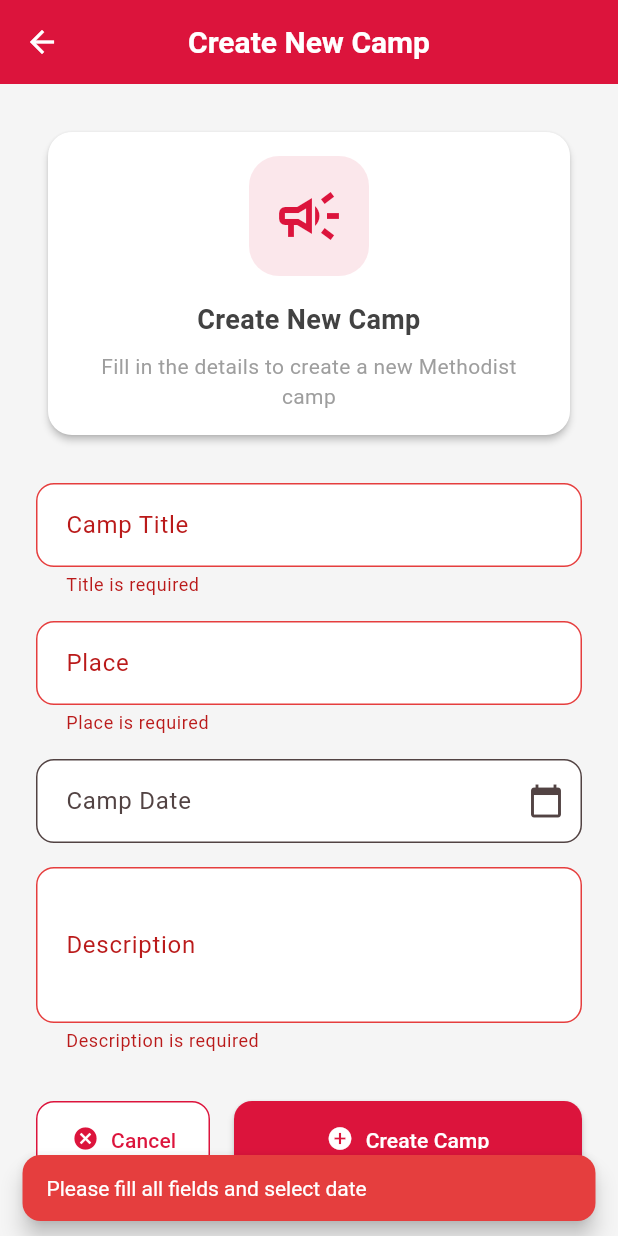
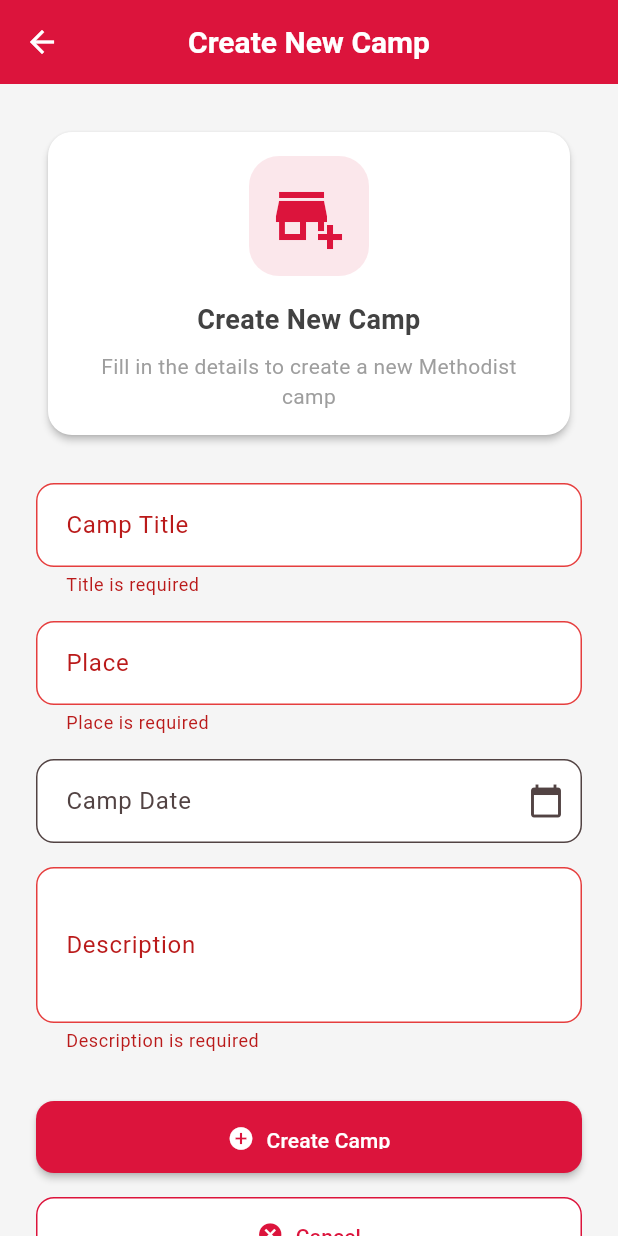
Before and after one commit to SwitU7Ronald/myf_connect, a Flutter app: the CampsCreatePage screen opened directly, after a tap on "Create Camp", on a phone screen of 412 x 824 dp. Run offline on Flutter 3.47's test engine with Material 3 defaults, Android fonts, the light colour scheme and no system bars; our stand-ins replace cloud_firestore, firebase_auth, firebase_core, google_sign_in; accounts and stored records are empty; generated files the repository leaves out were written again.

Commit message:
Refactor admin dashboard and form pages to use custom widgets and theme
- Replace raw Flutter widgets with custom themed components
- Add DateTimePickerField widget for consistent date/time selection
- Fix PrimaryButton layout overflow issues with Flexible widget
- Update admin dashboard to use InfoCard instead of raw ListTile
- Refactor camps and MYF create pages for consistent styling
- Improve theme usage throughout admin forms
- Export new DateTimePickerField in widgets.dart

This commit ensures all admin pages use consistent theming from MethodistTheme
and custom widgets from lib/widgets/ instead of raw Material widgets.

```diff
--- a/lib/pages/admin/camps_manage/camps_create_page.dart
+++ b/lib/pages/admin/camps_manage/camps_create_page.dart
@@ -1,4 +1,4 @@
-// ./lib/pages/admin/camps_manage/camps_create_page.dart
+// lib/pages/admin/camps_manage/camps_create_page.dart
 import 'package:flutter/material.dart';
 import 'package:cloud_firestore/cloud_firestore.dart';
 import '../../../widgets/widgets.dart';
@@ -18,11 +18,19 @@ class _CampsCreatePageState extends State<CampsCreatePage> {
   DateTime? _selectedDate;
   bool _loading = false;
 
+  @override
+  void dispose() {
+    _titleController.dispose();
+    _placeController.dispose();
+    _descriptionController.dispose();
+    super.dispose();
+  }
+
   Future<void> _saveCamp() async {
     if (_loading) return;
-    if (_formKey.currentState?.validate() != true || _selectedDate == null) {
-      MethodistTheme.showErrorSnackBar(
-          context, 'Please fill all fields and select date');
+    if (!_formKey.currentState!.validate()) return;
+    if (_selectedDate == null) {
+      MethodistTheme.showErrorSnackBar(context, 'Please select a date');
       return;
     }
 
@@ -35,11 +43,11 @@ class _CampsCreatePageState extends State<CampsCreatePage> {
         'place': _placeController.text.trim(),
         'date': Timestamp.fromDate(_selectedDate!),
         'description': _descriptionController.text.trim(),
+        'createdAt': FieldValue.serverTimestamp(),
       });
 
       if (mounted) {
-        MethodistTheme.showSuccessSnackBar(
-            context, 'Camp created successfully');
+        MethodistTheme.showSuccessSnackBar(context, 'Camp created successfully');
         navigator.pop();
       }
     } catch (e) {
@@ -82,7 +90,7 @@ class _CampsCreatePageState extends State<CampsCreatePage> {
                           borderRadius: BorderRadius.circular(MethodistTheme.radiusXL),
                         ),
                         child: Icon(
-                          Icons.campaign_outlined,
+                          Icons.add_business,
                           size: 48,
                           color: MethodistTheme.primaryRed,
                         ),
@@ -107,7 +115,6 @@ class _CampsCreatePageState extends State<CampsCreatePage> {
 
                 SizedBox(height: MethodistTheme.spacingL),
 
-                // Form Fields
                 AppTextField(
                   controller: _titleController,
                   label: 'Camp Title',
@@ -132,8 +139,8 @@ class _CampsCreatePageState extends State<CampsCreatePage> {
                   selectedDate: _selectedDate,
                   label: 'Camp Date',
                   hint: 'Select camp date',
-                  firstDate: DateTime.now().subtract(const Duration(days: 30)),
-                  lastDate: DateTime.now().add(const Duration(days: 365 * 2)),
+                  firstDate: DateTime(DateTime.now().year - 1),
+                  lastDate: DateTime(DateTime.now().year + 2),
                   onDateSelected: (date) => setState(() => _selectedDate = date),
                 ),
 
@@ -150,27 +157,22 @@ class _CampsCreatePageState extends State<CampsCreatePage> {
 
                 SizedBox(height: MethodistTheme.spacingXL),
 
-                // Action Buttons
-                Row(
+                // Fixed: Action Buttons with better spacing and no overflow
+                Column(
                   children: [
-                    Expanded(
-                      child: PrimaryButton.secondary(
-                        label: 'Cancel',
-                        onPressed: _loading ? null : () => Navigator.pop(context),
-                        fullWidth: true,
-                        icon: Icons.cancel,
-                      ),
+                    PrimaryButton(
+                      label: 'Create Camp',
+                      onPressed: _saveCamp,
+                      loading: _loading,
+                      fullWidth: true,
+                      icon: Icons.add_circle,
                     ),
-                    SizedBox(width: MethodistTheme.spacingM),
-                    Expanded(
-                      flex: 2,
-                      child: PrimaryButton(
-                        label: 'Create Camp',
-                        onPressed: _saveCamp,
-                        loading: _loading,
-                        fullWidth: true,
-                        icon: Icons.add_circle,
-                      ),
+                    SizedBox(height: MethodistTheme.spacingM),
+                    PrimaryButton.secondary(
+                      label: 'Cancel',
+                      onPressed: _loading ? null : () => Navigator.pop(context),
+                      fullWidth: true,
+                      icon: Icons.cancel,
                     ),
                   ],
                 ),
@@ -183,12 +185,4 @@ class _CampsCreatePageState extends State<CampsCreatePage> {
       ),
     );
   }
-
-  @override
-  void dispose() {
-    _titleController.dispose();
-    _placeController.dispose();
-    _descriptionController.dispose();
-    super.dispose();
-  }
 }
--- a/lib/widgets/primary_button.dart
+++ b/lib/widgets/primary_button.dart
@@ -1,3 +1,4 @@
+// lib/widgets/primary_button.dart
 import 'package:flutter/material.dart';
 import '../app/theme.dart';
 
@@ -60,12 +61,9 @@ class PrimaryButton extends StatelessWidget {
 
   @override
   Widget build(BuildContext context) {
-    Widget buttonChild = Row(
-      mainAxisSize: fullWidth ? MainAxisSize.max : MainAxisSize.min,
-      mainAxisAlignment: MainAxisAlignment.center,
-      children: [
-        if (loading)
-          SizedBox(
+    // Fixed: Use Flexible instead of MainAxisSize to prevent overflow
+    Widget buttonChild = loading
+        ? SizedBox(
       width: 20,
       height: 20,
       child: CircularProgressIndicator(
@@ -77,13 +75,21 @@ class PrimaryButton extends StatelessWidget {
         ),
       ),
     )
-        else ...[
+        : Row(
+      mainAxisSize: MainAxisSize.min, // Fixed: Always use min to prevent overflow
+      mainAxisAlignment: MainAxisAlignment.center,
+      children: [
         if (icon != null) ...[
           Icon(icon, size: 18),
           SizedBox(width: MethodistTheme.spacingS),
         ],
-          Text(label),
-        ],
+        Flexible( // Fixed: Use Flexible instead of direct Text
+          child: Text(
+            label,
+            overflow: TextOverflow.ellipsis,
+            textAlign: TextAlign.center,
+          ),
+        ),
       ],
     );
 
--- a/lib/widgets/widgets.dart
+++ b/lib/widgets/widgets.dart
@@ -1,9 +1,11 @@
+// lib/widgets/widgets.dart
 // Export all widgets for easy importing throughout the app
 export 'primary_button.dart';
 export 'text_fields.dart';
 export 'loading_widgets.dart';
 export 'cards.dart';
 export 'status_widgets.dart';
+export 'date_time_picker_field.dart';
 
 // Also export theme for convenience
 export '../app/theme.dart';
```
Also changed, not shown: lib/pages/admin/admin_dashboard_page.dart (+28 -17 lines), lib/pages/admin/myfs_manage/myfs_create_page.dart (+21 -26 lines), lib/widgets/date_time_picker_field.dart (added, +141 -0 lines). Lines whose indentation alone changed are shown as unchanged.
